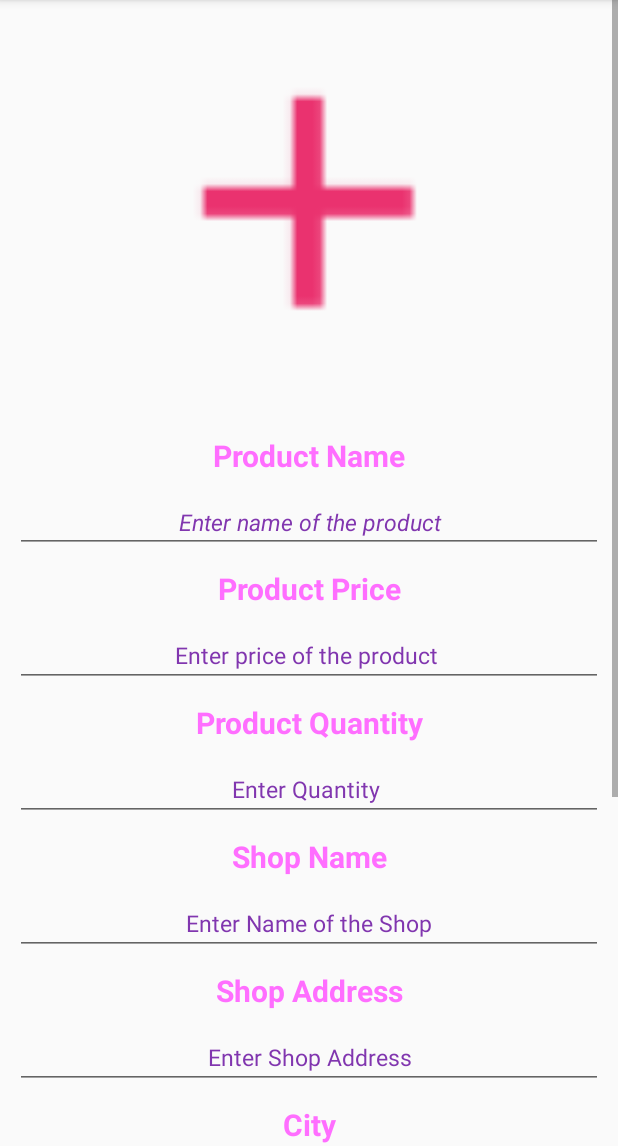
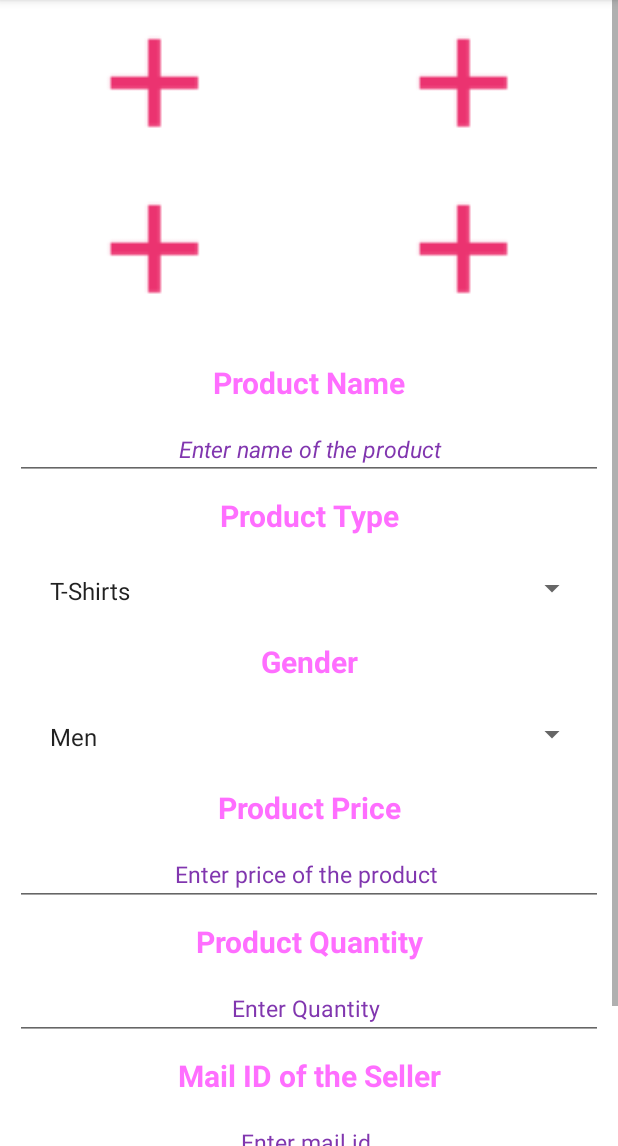
Before and after one commit to bordia98/Vistiendo, an Android app: the fragment Product_Upload placed in its activity, in the side drawer, after a tap on "Add Product", on a phone screen of 412 x 824 dp, the part 90-1236 px from its top. Run offline under Robolectric (Android 15) with nearby library versions, the phone set to English and light mode, and no system bars; our stand-ins replace Firebase (no records; nobody signed in at launch, a user with empty details on screens opened directly); libraries missing offline, so code that uses them is left out: com.theartofdev.edmodo; 1 statement that could not run was skipped.

Commit message:
multiple images from gallery retrieved

```diff
--- a/app/build.gradle
+++ b/app/build.gradle
@@ -32,12 +32,12 @@ dependencies {
     implementation 'com.android.support.constraint:constraint-layout:1.1.3'
     implementation 'com.google.firebase:firebase-auth:11.6.0'
     implementation 'com.google.firebase:firebase-database:11.6.0'
-    implementation 'com.google.firebase:firebase-admin:6.6.0'
     implementation 'com.android.support:design:27.1.1'
     implementation 'de.hdodenhof:circleimageview:2.2.0'
     implementation 'com.theartofdev.edmodo:android-image-cropper:2.7.0'
     implementation 'com.github.bumptech.glide:glide:4.6.1'
     implementation 'com.android.support:support-v4:27.1.1'
+    implementation 'com.google.firebase:firebase-storage:11.6.0'
     annotationProcessor 'com.github.bumptech.glide:compiler:4.6.1'
     implementation 'id.zelory:compressor:2.1.0'
     testImplementation 'junit:junit:4.12'
--- a/app/src/main/java/com/example/vistiendo/vistiendo/Main_Activity.java
+++ b/app/src/main/java/com/example/vistiendo/vistiendo/Main_Activity.java
@@ -2,6 +2,7 @@ package com.example.vistiendo.vistiendo;
 
 import android.app.ProgressDialog;
 import android.content.Intent;
+import android.net.Uri;
 import android.os.Bundle;
 import android.support.v4.app.FragmentTransaction;
 import android.support.design.widget.NavigationView;
@@ -12,15 +13,24 @@ import android.support.v7.app.AppCompatActivity;
 import android.support.v7.widget.Toolbar;
 import android.view.Menu;
 import android.view.MenuItem;
+import android.view.View;
+
 import com.google.firebase.auth.FirebaseAuth;
 import com.google.firebase.database.DataSnapshot;
 import com.google.firebase.database.DatabaseError;
 import com.google.firebase.database.FirebaseDatabase;
 import com.google.firebase.database.ValueEventListener;
+import com.google.firebase.storage.FirebaseStorage;
+import com.theartofdev.edmodo.cropper.CropImage;
+import com.theartofdev.edmodo.cropper.CropImageView;
 
 public class Main_Activity extends AppCompatActivity implements NavigationView.OnNavigationItemSelectedListener, Product_Upload.Upload_Click_Listner {
 
     private FirebaseAuth mauth;
+    private FirebaseStorage storage;
+    protected static Uri upload1,upload2,upload3,upload4;
+    private int countbit;
+
 
     @Override
     protected void onCreate(Bundle savedInstanceState) {
@@ -30,10 +40,16 @@ public class Main_Activity extends AppCompatActivity implements NavigationView.O
         setSupportActionBar(toolbar);
         mauth = FirebaseAuth.getInstance();
 
+        // initialized storage
+        FirebaseStorage storage = FirebaseStorage.getInstance();
+        upload1 = upload2 = upload3 = upload4 = null;
+
+        // initializing progress bar
         ProgressDialog pd = new ProgressDialog(this);
         pd.setMessage("Fetching Contents for you");
         pd.show();
 
+        //checking whether the personal details are filled or not
         FirebaseDatabase.getInstance().getReference().child("Users").child(mauth.getCurrentUser().getUid()).addListenerForSingleValueEvent(new ValueEventListener() {
             @Override
             public void onDataChange(DataSnapshot dataSnapshot) {
@@ -124,4 +140,69 @@ public class Main_Activity extends AppCompatActivity implements NavigationView.O
         drawer.closeDrawer(GravityCompat.START);
         return true;
     }
+
+
+    @Override
+    public void upload_image1(View v) {
+        countbit=1;
+        CropImage.activity()
+                .setGuidelines(CropImageView.Guidelines.ON)
+                .setMinCropResultSize(512, 512)
+                .setAspectRatio(1, 1)
+                .start(this);
+    }
+
+    @Override
+    public void upload_image2(View v) {
+        countbit=2;
+        CropImage.activity()
+                .setGuidelines(CropImageView.Guidelines.ON)
+                .setMinCropResultSize(512, 512)
+                .setAspectRatio(1, 1)
+                .start(this);
+    }
+
+    @Override
+    public void upload_image3(View v) {
+        countbit=3;
+        CropImage.activity()
+                .setGuidelines(CropImageView.Guidelines.ON)
+                .setMinCropResultSize(512, 512)
+                .setAspectRatio(1, 1)
+                .start(this);
+    }
+
+    @Override
+    public void upload_image4(View v) {
+        countbit=4;
+        CropImage.activity()
+                .setGuidelines(CropImageView.Guidelines.ON)
+                .setMinCropResultSize(512, 512)
+                .setAspectRatio(1, 1)
+                .start(this);
+    }
+
+    @Override
+    protected void onActivityResult(int requestCode, int resultCode, Intent data) {
+        super.onActivityResult(requestCode, resultCode, data);
+
+        if (requestCode == CropImage.CROP_IMAGE_ACTIVITY_REQUEST_CODE) {
+            CropImage.ActivityResult result = CropImage.getActivityResult(data);
+            if (resultCode == RESULT_OK) {
+
+                if(countbit==1){
+                    upload1= result.getUri();
+                }else if(countbit==2){
+                    upload2=result.getUri();
+                }else if(countbit==3){
+                    upload3=result.getUri();
+                }else{
+                    upload4=result.getUri();
+                }
+            } else if (resultCode == CropImage.CROP_IMAGE_ACTIVITY_RESULT_ERROR_CODE) {
+
+                Exception error = result.getError();
+            }
+        }
+    }
 }
--- a/app/src/main/java/com/example/vistiendo/vistiendo/Personal_Info.java
+++ b/app/src/main/java/com/example/vistiendo/vistiendo/Personal_Info.java
@@ -81,7 +81,6 @@ public class Personal_Info extends AppCompatActivity {
             public void onDataChange(DataSnapshot dataSnapshot) {
                 pd.hide();
                 if (dataSnapshot.exists()){
-                    pd.hide();
                     for ( DataSnapshot snapshot : dataSnapshot.getChildren()){
                         childid = snapshot.getKey();
                         fname.setText(snapshot.child("fname").getValue().toString());
@@ -106,9 +105,6 @@ public class Personal_Info extends AppCompatActivity {
                 pd.hide();
             }
         });
-
-
-
 
 
         pgbar=(ProgressBar)findViewById(R.id.progressBar);
--- a/app/src/main/java/com/example/vistiendo/vistiendo/Product_Upload.java
+++ b/app/src/main/java/com/example/vistiendo/vistiendo/Product_Upload.java
@@ -6,12 +6,18 @@ import android.support.v4.app.Fragment;
 import android.view.LayoutInflater;
 import android.view.View;
 import android.view.ViewGroup;
+import android.widget.ImageView;
 
 public class Product_Upload extends Fragment {
 
     Upload_Click_Listner upload_listner;
+    ImageView img1,img2,img3,img4;
 
     public interface Upload_Click_Listner{
+        public void upload_image1(View v);
+        public void upload_image2(View v);
+        public void upload_image3(View v);
+        public void upload_image4(View v);
     }
 
     public Product_Upload() {
@@ -21,7 +27,57 @@ public class Product_Upload extends Fragment {
     @Override
     public View onCreateView(LayoutInflater inflater, ViewGroup container, Bundle savedInstanceState) {
         View view = inflater.inflate(R.layout.fragment_product__upload, container, false);
+        img1 = view.findViewById(R.id.new_post_image1);
+        img2 = view.findViewById(R.id.new_post_image2);
+        img3 = view.findViewById(R.id.new_post_image3);
+        img4 = view.findViewById(R.id.new_post_image4);
+
+        img1.setOnClickListener(new View.OnClickListener() {
+            @Override
+            public void onClick(View view) {
+                add_image1(view);
+            }
+        });
+
+        img2.setOnClickListener(new View.OnClickListener() {
+            @Override
+            public void onClick(View view) {
+                add_image2(view);
+            }
+        });
+
+        img3.setOnClickListener(new View.OnClickListener() {
+            @Override
+            public void onClick(View view) {
+                add_image3(view);
+            }
+        });
+
+        img4.setOnClickListener(new View.OnClickListener() {
+            @Override
+            public void onClick(View view) {
+                add_image4(view);
+            }
+        });
+
         return view;
+    }
+
+    @Override
+    public void onResume() {
+        super.onResume();
+        if(Main_Activity.upload1!=null){
+            img1.setImageURI(Main_Activity.upload1);
+        }
+        if(Main_Activity.upload2!=null){
+            img2.setImageURI(Main_Activity.upload2);
+        }
+        if(Main_Activity.upload3!=null){
+            img3.setImageURI(Main_Activity.upload3);
+        }
+        if(Main_Activity.upload4!=null){
+            img4.setImageURI(Main_Activity.upload4);
+        }
     }
 
     @Override
@@ -33,4 +89,20 @@ public class Product_Upload extends Fragment {
             throw new ClassCastException(activity.toString());
         }
     }
+
+    private void add_image1(View v){
+        upload_listner.upload_image1(v);
+    }
+
+    private void add_image2(View v){
+        upload_listner.upload_image2(v);
+    }
+
+    private void add_image3(View v){
+        upload_listner.upload_image3(v);
+    }
+
+    private void add_image4(View v){
+        upload_listner.upload_image4(v);
+    }
 }
--- a/app/src/main/res/layout/fragment_product__upload.xml
+++ b/app/src/main/res/layout/fragment_product__upload.xml
@@ -13,16 +13,58 @@
         <LinearLayout
             android:layout_width="match_parent"
             android:layout_height="match_parent"
+            android:background="@color/background_color"
             android:orientation="vertical">
 
-            <ImageView
-                android:id="@+id/new_post_image"
-                android:layout_width="250dp"
-                android:layout_height="250dp"
-                android:layout_gravity="center_horizontal"
-                android:src="@drawable/upload_icon"
-                android:padding="5dp"
-                android:layout_margin="10dp" />
+            <LinearLayout
+                android:layout_width="match_parent"
+                android:layout_height="match_parent"
+                android:background="@color/background_color">
+
+                <ImageView
+                    android:id="@+id/new_post_image1"
+                    android:layout_width="0dp"
+                    android:layout_weight="1"
+                    android:background="@color/background_color"
+                    android:layout_height="100dp"
+                    android:src="@drawable/upload_icon"
+                    android:layout_margin="5dp"/>
+
+
+                <ImageView
+                    android:id="@+id/new_post_image2"
+                    android:layout_width="0dp"
+                    android:background="@color/background_color"
+                    android:layout_weight="1"
+                    android:layout_height="100dp"
+                    android:src="@drawable/upload_icon"
+                    android:layout_margin="5dp" />
+
+            </LinearLayout>
+
+            <LinearLayout
+                android:layout_width="match_parent"
+                android:layout_height="match_parent"
+                android:background="@color/background_color">
+
+                <ImageView
+                    android:id="@+id/new_post_image3"
+                    android:layout_width="0dp"
+                    android:layout_weight="1"
+                    android:background="@color/background_color"
+                    android:layout_height="100dp"
+                    android:src="@drawable/upload_icon"
+                    android:layout_margin="5dp" />
+
+                <ImageView
+                    android:id="@+id/new_post_image4"
+                    android:layout_width="0dp"
+                    android:layout_weight="1"
+                    android:background="@color/background_color"
+                    android:layout_height="100dp"
+                    android:src="@drawable/upload_icon"
+                    android:layout_margin="5dp" />
+            </LinearLayout>
 
             <LinearLayout
                 android:id="@+id/layout2"
@@ -54,6 +96,44 @@
                     android:textColor="@color/text_color"
                     android:textSize="15dp"
                     android:textStyle="italic" />
+
+                <TextView
+                    android:layout_width="match_parent"
+                    android:layout_height="wrap_content"
+                    android:padding="10dp"
+                    android:text="Product Type"
+                    android:textAlignment="center"
+                    android:textColor="@color/text_view_color"
+                    android:textSize="20dp"
+                    android:textStyle="bold" />
+
+                <Spinner
+                    android:layout_width="match_parent"
+                    android:id="@+id/type"
+                    android:layout_height="30dp"
+                    android:layout_margin="10dp"
+                    android:padding="5dp"
+                    android:entries="@array/types">
+                </Spinner>
+
+                <TextView
+                    android:layout_width="match_parent"
+                    android:layout_height="wrap_content"
+                    android:padding="10dp"
+                    android:text="Gender"
+                    android:textAlignment="center"
+                    android:textColor="@color/text_view_color"
+                    android:textSize="20dp"
+                    android:textStyle="bold" />
+
+                <Spinner
+                    android:layout_width="match_parent"
+                    android:id="@+id/gender"
+                    android:layout_height="30dp"
+                    android:layout_margin="10dp"
+                    android:padding="5dp"
+                    android:entries="@array/genders">
+                </Spinner>
 
 
                 <TextView
@@ -102,106 +182,22 @@
                     android:layout_width="match_parent"
                     android:layout_height="wrap_content"
                     android:padding="10dp"
-                    android:text="Shop Name"
+                    android:text="Mail ID of the Seller"
                     android:textAlignment="center"
                     android:textColor="@color/text_view_color"
                     android:textSize="20dp"
                     android:textStyle="bold" />
 
                 <EditText
-                    android:id="@+id/shop_name"
+                    android:id="@+id/mail"
                     android:layout_width="match_parent"
                     android:layout_height="wrap_content"
-                    android:hint="Enter Name of the Shop"
-                    android:inputType="text"
+                    android:hint="Enter mail id "
+                    android:inputType="textEmailAddress"
                     android:textSize="15dp"
                     android:gravity="center"
                     android:textColorHint="@color/text_color"
                     android:textColor="@color/text_color"/>
-
-                <TextView
-                    android:id="@+id/address"
-                    android:layout_width="match_parent"
-                    android:layout_height="wrap_content"
-                    android:padding="10dp"
-                    android:text="Shop Address"
-                    android:textAlignment="center"
-                    android:textColor="@color/text_view_color"
-                    android:textSize="20dp"
-                    android:textStyle="bold" />
-
-                <EditText
-                    android:id="@+id/shopaddress"
-                    android:layout_width="match_parent"
-                    android:layout_height="wrap_content"
-                    android:hint="Enter Shop Address"
-                    android:inputType="text"
-                    android:textSize="15dp"
-                    android:gravity="center"
-                    android:textColorHint="@color/text_color"
-                    android:textColor="@color/text_color"/>
-
-                <TextView
-                    android:id="@+id/city"
-                    android:layout_width="match_parent"
-                    android:layout_height="wrap_content"
-                    android:padding="10dp"
-                    android:text="City"
-                    android:textAlignment="center"
-                    android:textColor="@color/text_view_color"
-                    android:textSize="20dp"
-                    android:textStyle="bold" />
-
-                <Spinner
-                    android:layout_width="match_parent"
-                    android:id="@+id/cities"
-                    android:layout_height="30dp"
-                    android:layout_margin="10dp"
-                    android:padding="5dp"
-                    android:entries="@array/cities">
-                </Spinner>
-
-                <TextView
-                    android:id="@+id/state"
-                    android:layout_width="match_parent"
-                    android:layout_height="wrap_content"
-                    android:padding="10dp"
-                    android:text="State"
-                    android:textAlignment="center"
-                    android:textColor="@color/text_view_color"
-                    android:textSize="20dp"
-                    android:textStyle="bold" />
-
-                <Spinner
-                    android:layout_width="match_parent"
-                    android:id="@+id/states"
-                    android:layout_height="30dp"
-                    android:layout_margin="10dp"
-                    android:padding="5dp"
-                    android:entries="@array/states">
-                </Spinner>
-
-                <TextView
-                    android:layout_width="match_parent"
-                    android:layout_height="wrap_content"
-                    android:padding="10dp"
-                    android:text="Contact Number"
-                    android:textAlignment="center"
-                    android:textColor="@color/text_view_color"
-                    android:textSize="20dp"
-                    android:textStyle="bold" />
-
-                <EditText
-                    android:id="@+id/mob"
-                    android:layout_width="match_parent"
-                    android:layout_height="wrap_content"
-                    android:hint="Enter mobile number "
-                    android:inputType="number"
-                    android:textSize="15dp"
-                    android:gravity="center"
-                    android:textColorHint="@color/text_color"
-                    android:textColor="@color/text_color"/>
-
             </LinearLayout>
 
             <Button
@@ -214,7 +210,6 @@
                 android:text="Upload"
                 android:textColor="@android:color/white"
                 android:textSize="20dp" />
-
         </LinearLayout>
     </ScrollView>
 
--- a/app/src/main/res/values/strings.xml
+++ b/app/src/main/res/values/strings.xml
@@ -17,6 +17,22 @@
         <item>Rajasthan</item>
     </string-array>
 
+    <string-array name="types">
+        <item> T-Shirts </item>
+        <item> Shirts   </item>
+        <item> Jeans    </item>
+        <item> Sarees   </item>
+        <item> Suits    </item>
+    </string-array>
+
+    <string-array name="genders">
+        <item> Men     </item>
+        <item> Women   </item>
+        <item> Boy     </item>
+        <item> Girl    </item>
+        <item> Unisex  </item>
+    </string-array>
+
     <!-- TODO: Remove or change this placeholder text -->
     <string name="hello_blank_fragment">Hello blank fragment</string>
 
```
Also changed, not shown: app/src/main/AndroidManifest.xml (+6 -3 lines), 1 other file.
